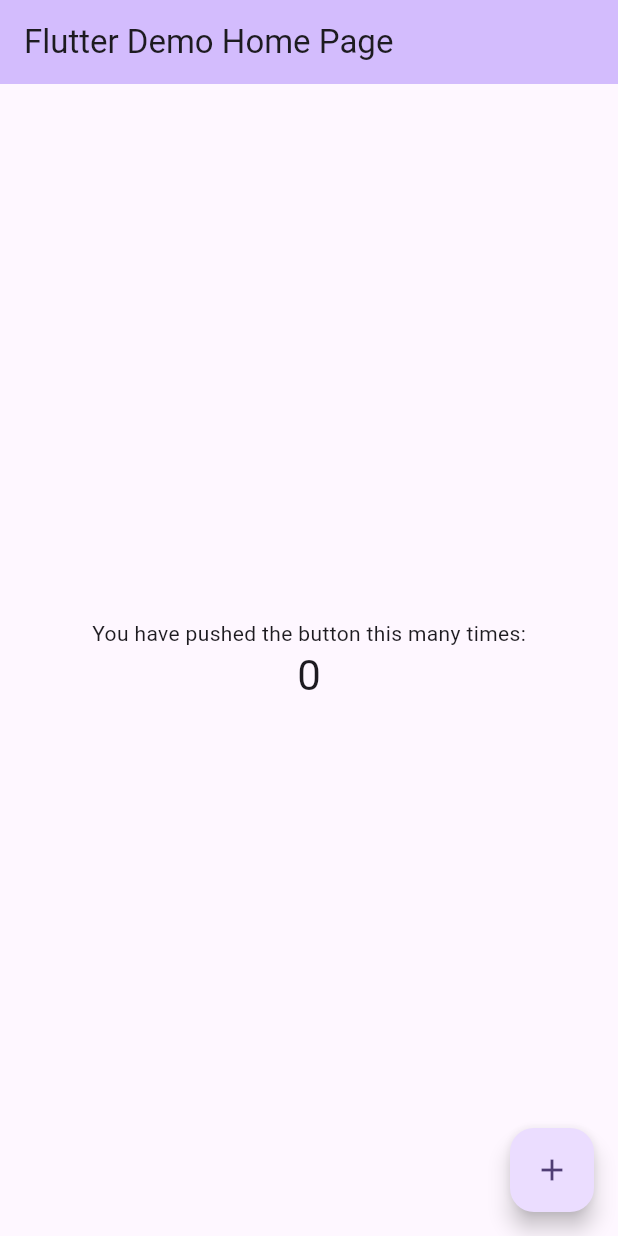
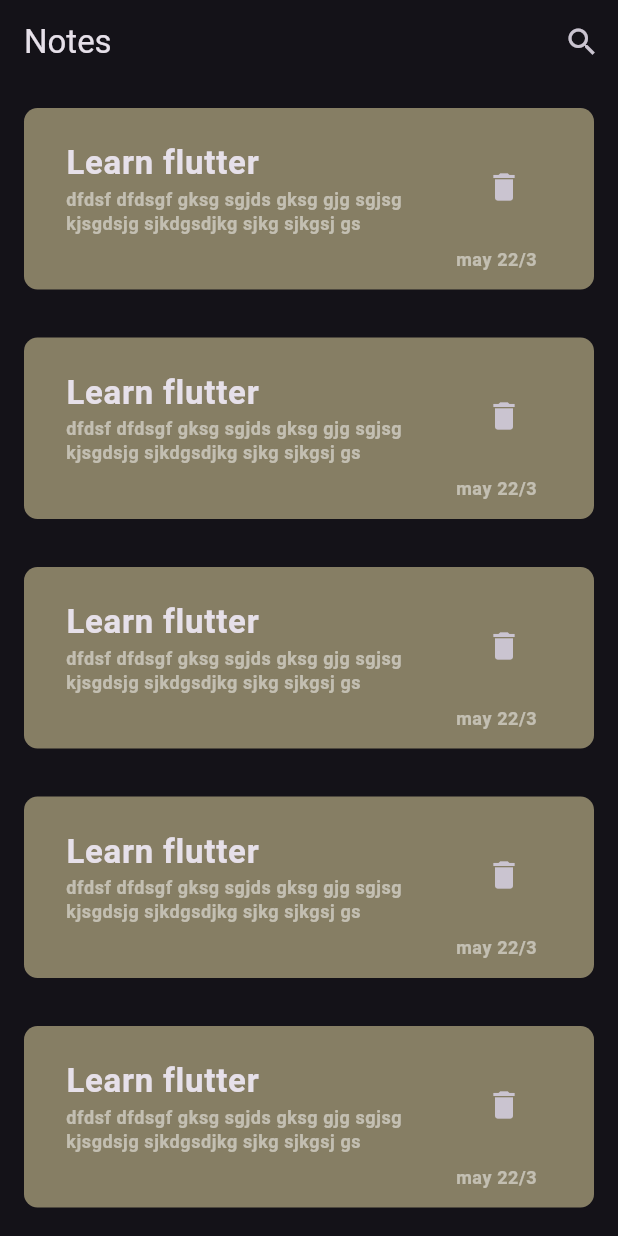
Before and after one commit to HussienAboSoker/notes, a Flutter app: the screen it shows after launch, on a phone screen of 412 x 824 dp. Run offline on Flutter 3.47's test engine with Material 3 defaults, Android fonts, the phone set to English and light mode, and no system bars.

Commit message:
create a homePage and add list view note

```diff
--- a/lib/main.dart
+++ b/lib/main.dart
@@ -1,4 +1,5 @@
 import 'package:flutter/material.dart';
+import 'package:notes/views/home.dart';
 
 void main() {
   runApp(const MyApp());
@@ -11,115 +12,27 @@ class MyApp extends StatelessWidget {
   @override
   Widget build(BuildContext context) {
     return MaterialApp(
+      debugShowCheckedModeBanner: false,
       title: 'Flutter Demo',
       theme: ThemeData(
-        // This is the theme of your application.
-        //
-        // TRY THIS: Try running your application with "flutter run". You'll see
-        // the application has a purple toolbar. Then, without quitting the app,
-        // try changing the seedColor in the colorScheme below to Colors.green
-        // and then invoke "hot reload" (save your changes or press the "hot
-        // reload" button in a Flutter-supported IDE, or press "r" if you used
-        // the command line to start the app).
-        //
-        // Notice that the counter didn't reset back to zero; the application
-        // state is not lost during the reload. To reset the state, use hot
-        // restart instead.
-        //
-        // This works for code too, not just values: Most code changes can be
-        // tested with just a hot reload.
-        colorScheme: ColorScheme.fromSeed(seedColor: Colors.deepPurple),
-        useMaterial3: true,
+        textTheme:  TextTheme(
+          bodyLarge: const TextStyle(
+            fontSize: 22,
+            fontWeight: FontWeight.bold,
+          ),
+          bodyMedium:const TextStyle(
+            fontSize: 18,
+            fontWeight: FontWeight.bold,
+          ),
+          bodySmall: TextStyle(
+            fontSize: 12,
+            fontWeight: FontWeight.bold,
+            color: Colors.white.withOpacity(.5),
+          ),
+        ),
+        brightness: Brightness.dark,
       ),
-      home: const MyHomePage(title: 'Flutter Demo Home Page'),
+      home: const HomePage(),
     );
   }
 }
-
-class MyHomePage extends StatefulWidget {
-  const MyHomePage({super.key, required this.title});
-
-  // This widget is the home page of your application. It is stateful, meaning
-  // that it has a State object (defined below) that contains fields that affect
-  // how it looks.
-
-  // This class is the configuration for the state. It holds the values (in this
-  // case the title) provided by the parent (in this case the App widget) and
-  // used by the build method of the State. Fields in a Widget subclass are
-  // always marked "final".
-
-  final String title;
-
-  @override
-  State<MyHomePage> createState() => _MyHomePageState();
-}
-
-class _MyHomePageState extends State<MyHomePage> {
-  int _counter = 0;
-
-  void _incrementCounter() {
-    setState(() {
-      // This call to setState tells the Flutter framework that something has
-      // changed in this State, which causes it to rerun the build method below
-      // so that the display can reflect the updated values. If we changed
-      // _counter without calling setState(), then the build method would not be
-      // called again, and so nothing would appear to happen.
-      _counter++;
-    });
-  }
-
-  @override
-  Widget build(BuildContext context) {
-    // This method is rerun every time setState is called, for instance as done
-    // by the _incrementCounter method above.
-    //
-    // The Flutter framework has been optimized to make rerunning build methods
-    // fast, so that you can just rebuild anything that needs updating rather
-    // than having to individually change instances of widgets.
-    return Scaffold(
-      appBar: AppBar(
-        // TRY THIS: Try changing the color here to a specific color (to
-        // Colors.amber, perhaps?) and trigger a hot reload to see the AppBar
-        // change color while the other colors stay the same.
-        backgroundColor: Theme.of(context).colorScheme.inversePrimary,
-        // Here we take the value from the MyHomePage object that was created by
-        // the App.build method, and use it to set our appbar title.
-        title: Text(widget.title),
-      ),
-      body: Center(
-        // Center is a layout widget. It takes a single child and positions it
-        // in the middle of the parent.
-        child: Column(
-          // Column is also a layout widget. It takes a list of children and
-          // arranges them vertically. By default, it sizes itself to fit its
-          // children horizontally, and tries to be as tall as its parent.
-          //
-          // Column has various properties to control how it sizes itself and
-          // how it positions its children. Here we use mainAxisAlignment to
-          // center the children vertically; the main axis here is the vertical
-          // axis because Columns are vertical (the cross axis would be
-          // horizontal).
-          //
-          // TRY THIS: Invoke "debug painting" (choose the "Toggle Debug Paint"
-          // action in the IDE, or press "p" in the console), to see the
-          // wireframe for each widget.
-          mainAxisAlignment: MainAxisAlignment.center,
-          children: <Widget>[
-            const Text(
-              'You have pushed the button this many times:',
-            ),
-            Text(
-              '$_counter',
-              style: Theme.of(context).textTheme.headlineMedium,
-            ),
-          ],
-        ),
-      ),
-      floatingActionButton: FloatingActionButton(
-        onPressed: _incrementCounter,
-        tooltip: 'Increment',
-        child: const Icon(Icons.add),
-      ), // This trailing comma makes auto-formatting nicer for build methods.
-    );
-  }
-}
--- /dev/null
+++ b/lib/models/note_model.dart
@@ -0,0 +1,9 @@
+class NoteModel {
+  String title;
+  String subtitle;
+  String date;
+  NoteModel({required this.date, required this.title, required this.subtitle});
+}
+List <NoteModel>notelist=[
+
+];
--- /dev/null
+++ b/lib/views/home.dart
@@ -0,0 +1,23 @@
+import 'package:flutter/material.dart';
+
+import 'package:notes/views/widgets/listview_note.dart';
+
+class HomePage extends StatelessWidget {
+  const HomePage({super.key});
+
+  @override
+  Widget build(BuildContext context) {
+    return Scaffold(
+      appBar: AppBar(
+        title: const Text("Notes"),
+        actions: [
+          IconButton(
+            onPressed: () {},
+            icon: const Icon(Icons.search),
+          ),
+        ],
+      ),
+      body:const ListViewNote(),
+    );
+  }
+}
--- /dev/null
+++ b/lib/views/widgets/custom_note.dart
@@ -0,0 +1,47 @@
+import 'package:flutter/material.dart';
+
+class CustomNote extends StatelessWidget {
+  const CustomNote({super.key});
+
+  @override
+  Widget build(BuildContext context) {
+    return Padding(
+      padding: const EdgeInsets.all(16),
+      child: Container(
+        padding: const EdgeInsets.all(12),
+        decoration: BoxDecoration(
+          color: const Color.fromARGB(255, 134, 126, 100),
+          // border: Border.all(),
+          borderRadius: BorderRadius.circular(9),
+        ),
+        child: Column(
+          crossAxisAlignment: CrossAxisAlignment.end,
+          mainAxisAlignment: MainAxisAlignment.spaceBetween,
+          children: [
+            ListTile(
+              title: Text(
+                "Learn flutter",
+                style: Theme.of(context).textTheme.bodyLarge,
+              ),
+              subtitle: Text(
+                "dfdsf dfdsgf gksg sgjds gksg gjg sgjsg kjsgdsjg sjkdgsdjkg sjkg sjkgsj gs",
+                style: Theme.of(context).textTheme.bodySmall,
+              ),
+              trailing: IconButton(
+                onPressed: () {},
+                icon: const Icon(Icons.delete),
+              ),
+            ),
+            Padding(
+              padding: const EdgeInsets.only(right: 26),
+              child: Text(
+                "may 22/3",
+                style: Theme.of(context).textTheme.bodySmall,
+              ),
+            ),
+          ],
+        ),
+      ),
+    );
+  }
+}
--- /dev/null
+++ b/lib/views/widgets/listview_note.dart
@@ -0,0 +1,15 @@
+import 'package:flutter/material.dart';
+import 'package:notes/views/widgets/custom_note.dart';
+
+class ListViewNote extends StatelessWidget {
+  const ListViewNote({super.key});
+
+  @override
+  Widget build(BuildContext context) {
+    return ListView.builder(
+        itemCount: 6,
+        itemBuilder: (context,index){
+        return const CustomNote();
+      });
+  }
+}
```
